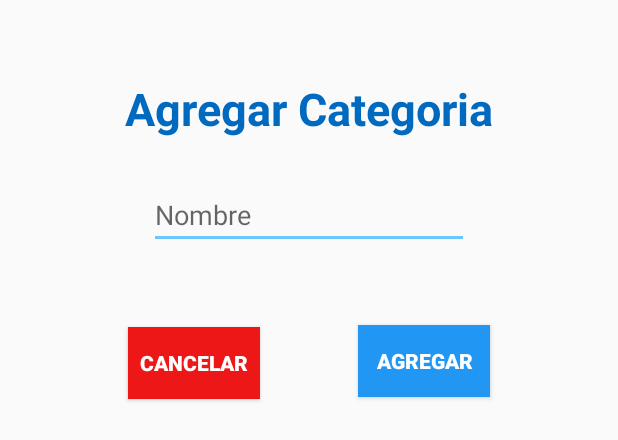
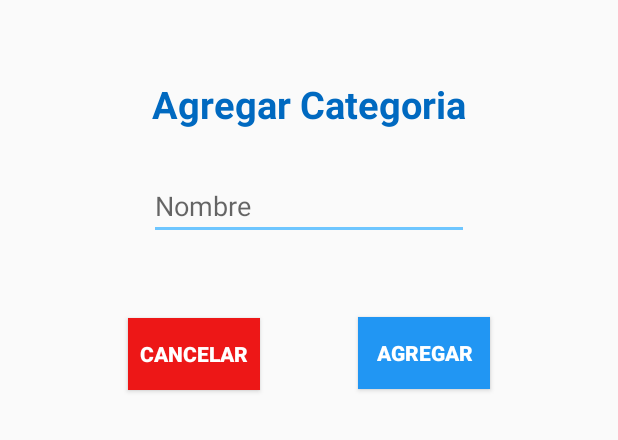
Before and after one commit to harrycampaz/carshop-mvvm-room, an Android app: the layout add_category_dialog.xml on its own in the app's theme, with its tools: preview values and no code run, on a phone screen of 412 x 824 dp. Shown: the top 440 px of the screen. Run offline under Robolectric (Android 15) with nearby library versions, the phone set to English and light mode, and no system bars.

Commit message:
refactor: project structure

```diff
--- a/app/src/main/AndroidManifest.xml
+++ b/app/src/main/AndroidManifest.xml
@@ -10,7 +10,7 @@
         android:roundIcon="@mipmap/ic_launcher_round"
         android:supportsRtl="true"
         android:theme="@style/AppTheme">
-        <activity android:name=".MainActivity">
+        <activity android:name=".ui.activities.MainActivity">
             <intent-filter>
                 <action android:name="android.intent.action.MAIN" />
 
--- a/app/src/main/java/com/harrycampaz/carshop/BaseApplication.kt
+++ b/app/src/main/java/com/harrycampaz/carshop/BaseApplication.kt
@@ -4,8 +4,8 @@ import android.app.Application
 import com.harrycampaz.carshop.data.DatabaseHelper
 import com.harrycampaz.carshop.data.car.CarRepository
 import com.harrycampaz.carshop.data.category.CategoryRepository
-import com.harrycampaz.carshop.ui.viewmodel.car.CarViewModelProviderFactory
-import com.harrycampaz.carshop.ui.viewmodel.category.CategoryViewModelProviderFactory
+import com.harrycampaz.carshop.viewmodel.car.CarViewModelProviderFactory
+import com.harrycampaz.carshop.viewmodel.category.CategoryViewModelProviderFactory
 import org.kodein.di.Kodein
 import org.kodein.di.KodeinAware
 import org.kodein.di.android.x.androidXModule
--- a/app/src/main/java/com/harrycampaz/carshop/ui/fragment/CategoriesListFragment.kt
+++ b/app/src/main/java/com/harrycampaz/carshop/ui/fragment/CategoriesListFragment.kt
@@ -8,15 +8,14 @@ import android.view.View
 import android.view.ViewGroup
 import androidx.lifecycle.Observer
 import androidx.lifecycle.ViewModelProvider
-import androidx.lifecycle.ViewModelProviders
 import androidx.recyclerview.widget.LinearLayoutManager
 import com.harrycampaz.carshop.R
 import com.harrycampaz.carshop.model.Category
 import com.harrycampaz.carshop.ui.adapter.CategoryAdapter
 import com.harrycampaz.carshop.ui.dialog.AddCategory
 import com.harrycampaz.carshop.ui.listener.AddCategoryDialogListener
-import com.harrycampaz.carshop.ui.viewmodel.category.CategoryViewModel
-import com.harrycampaz.carshop.ui.viewmodel.category.CategoryViewModelProviderFactory
+import com.harrycampaz.carshop.viewmodel.category.CategoryViewModel
+import com.harrycampaz.carshop.viewmodel.category.CategoryViewModelProviderFactory
 import kotlinx.android.synthetic.main.fragment_categories_list.*
 import org.kodein.di.Kodein
 import org.kodein.di.KodeinAware
--- a/app/src/main/java/com/harrycampaz/carshop/ui/fragment/HomeFragment.kt
+++ b/app/src/main/java/com/harrycampaz/carshop/ui/fragment/HomeFragment.kt
@@ -8,10 +8,9 @@ import android.view.View
 import android.view.ViewGroup
 import androidx.lifecycle.Observer
 import androidx.lifecycle.ViewModelProvider
-import androidx.lifecycle.ViewModelProviders
 import com.harrycampaz.carshop.R
-import com.harrycampaz.carshop.ui.viewmodel.car.CarViewModel
-import com.harrycampaz.carshop.ui.viewmodel.car.CarViewModelProviderFactory
+import com.harrycampaz.carshop.viewmodel.car.CarViewModel
+import com.harrycampaz.carshop.viewmodel.car.CarViewModelProviderFactory
 import kotlinx.android.synthetic.main.fragment_home.*
 import org.kodein.di.Kodein
 import org.kodein.di.KodeinAware
--- a/app/src/main/java/com/harrycampaz/carshop/ui/viewmodel/car/CarViewModel.kt
+++ b/app/src/main/java/com/harrycampaz/carshop/viewmodel/car/CarViewModel.kt
@@ -1,6 +1,5 @@
-package com.harrycampaz.carshop.ui.viewmodel.car
+package com.harrycampaz.carshop.viewmodel.car
 
-import androidx.lifecycle.LiveData
 import androidx.lifecycle.MutableLiveData
 import androidx.lifecycle.ViewModel
 import com.harrycampaz.carshop.data.car.CarRepository
--- a/app/src/main/java/com/harrycampaz/carshop/ui/viewmodel/car/CarViewModelProviderFactory.kt
+++ b/app/src/main/java/com/harrycampaz/carshop/viewmodel/car/CarViewModelProviderFactory.kt
@@ -1,4 +1,4 @@
-package com.harrycampaz.carshop.ui.viewmodel.car
+package com.harrycampaz.carshop.viewmodel.car
 
 import androidx.lifecycle.ViewModel
 import androidx.lifecycle.ViewModelProvider
--- a/app/src/main/java/com/harrycampaz/carshop/ui/viewmodel/category/CategoryViewModel.kt
+++ b/app/src/main/java/com/harrycampaz/carshop/viewmodel/category/CategoryViewModel.kt
@@ -1,7 +1,5 @@
-package com.harrycampaz.carshop.ui.viewmodel.category
+package com.harrycampaz.carshop.viewmodel.category
 
-import android.app.Application
-import androidx.lifecycle.AndroidViewModel
 import androidx.lifecycle.ViewModel
 import com.harrycampaz.carshop.data.category.CategoryRepository
 import com.harrycampaz.carshop.model.Category
--- a/app/src/main/java/com/harrycampaz/carshop/ui/viewmodel/category/CategoryViewModelProviderFactory.kt
+++ b/app/src/main/java/com/harrycampaz/carshop/viewmodel/category/CategoryViewModelProviderFactory.kt
@@ -1,4 +1,4 @@
-package com.harrycampaz.carshop.ui.viewmodel.category
+package com.harrycampaz.carshop.viewmodel.category
 
 import androidx.lifecycle.ViewModel
 import androidx.lifecycle.ViewModelProvider
--- a/app/src/main/res/layout/activity_main.xml
+++ b/app/src/main/res/layout/activity_main.xml
@@ -4,7 +4,7 @@
     xmlns:tools="http://schemas.android.com/tools"
     android:layout_width="match_parent"
     android:layout_height="match_parent"
-    tools:context=".MainActivity">
+    tools:context=".ui.activities.MainActivity">
 
     <com.google.android.material.appbar.AppBarLayout
         android:layout_width="match_parent"
--- a/app/src/main/res/layout/add_category_dialog.xml
+++ b/app/src/main/res/layout/add_category_dialog.xml
@@ -15,7 +15,7 @@
         android:layout_marginTop="32dp"
         android:text="@string/agregar_categoria"
         android:textColor="@color/colorPrimaryDark"
-        android:textSize="30sp"
+        android:textSize="25sp"
         android:textStyle="bold"
         app:layout_constraintEnd_toEndOf="parent"
         app:layout_constraintStart_toStartOf="parent"
```
Also changed, not shown: app/src/main/java/com/harrycampaz/carshop/ui/activities/MainActivity.kt (renamed from app/src/main/java/com/harrycampaz/carshop/MainActivity.kt, +5 -2 lines).
